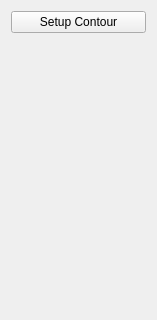
This is src/QOrthodonticsWidget.ui in wuzhuobin/Orthodontics as Qt 5 draws it before an edit; both pictures show x 0 to 157 and y 0 to 320 of the 157 by 649 pixel window. The edited form follows.
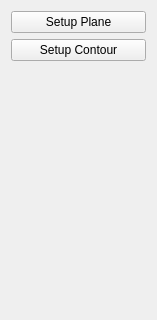
This is the edited form.

Commit message: Setup implicit plane

```diff
--- a/src/QOrthodonticsWidget.ui
+++ b/src/QOrthodonticsWidget.ui
@@ -14,6 +14,19 @@
    <string>QOrthodonticsWidget</string>
   </property>
   <layout class="QVBoxLayout" name="verticalLayout">
+   <item>
+    <widget class="QPushButton" name="pushButtonSetupPlane">
+     <property name="text">
+      <string>Setup Plane</string>
+     </property>
+     <property name="checkable">
+      <bool>true</bool>
+     </property>
+     <attribute name="buttonGroup">
+      <string notr="true">buttonGroup</string>
+     </attribute>
+    </widget>
+   </item>
    <item>
     <widget class="QPushButton" name="pushButtonSetupContour">
      <property name="text">
```
Left out of the diff: 6 changed lines with no effect on the pictures. The commit also changes 2 other files.
